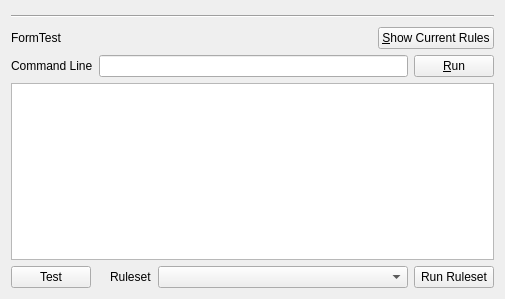
The window that formtest.ui (newey499/qiptables) describes before a commit, drawn with Qt 5.
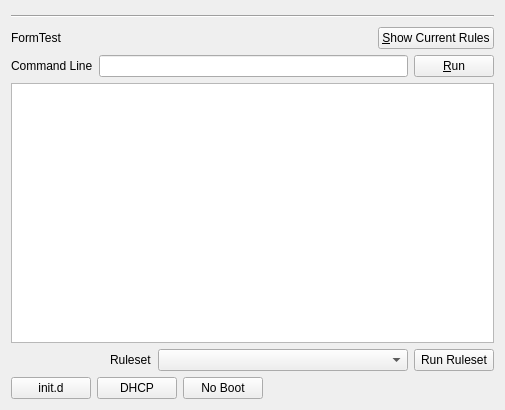
The same window after the commit.

Commit message: 1) Provide ability to turn on/off starting of iptables at boot time. 2) If this ability is used then the iptables ruleset currently in memory    is saved and used at boot time. 3) doxygen run

What changed in the file:
```diff
--- a/formtest.ui
+++ b/formtest.ui
@@ -7,7 +7,7 @@
     <x>0</x>
     <y>0</y>
     <width>505</width>
-    <height>299</height>
+    <height>410</height>
    </rect>
   </property>
   <property name="minimumSize">
@@ -90,13 +90,6 @@
    </item>
    <item>
     <layout class="QHBoxLayout" name="horizontalLayout_2">
-     <item>
-      <widget class="QPushButton" name="btnTest">
-       <property name="text">
-        <string>Test</string>
-       </property>
-      </widget>
-     </item>
      <item>
       <spacer name="horizontalSpacer_2">
        <property name="orientation">
@@ -136,6 +129,44 @@
      </item>
     </layout>
    </item>
+   <item>
+    <layout class="QHBoxLayout" name="horizontalLayout_4">
+     <item>
+      <widget class="QPushButton" name="btnTest1">
+       <property name="text">
+        <string>init.d</string>
+       </property>
+      </widget>
+     </item>
+     <item>
+      <widget class="QPushButton" name="btnTest2">
+       <property name="text">
+        <string>DHCP</string>
+       </property>
+      </widget>
+     </item>
+     <item>
+      <widget class="QPushButton" name="btnTest3">
+       <property name="text">
+        <string>No Boot</string>
+       </property>
+      </widget>
+     </item>
+     <item>
+      <spacer name="horizontalSpacer_3">
+       <property name="orientation">
+        <enum>Qt::Horizontal</enum>
+       </property>
+       <property name="sizeHint" stdset="0">
+        <size>
+         <width>40</width>
+         <height>20</height>
+        </size>
+       </property>
+      </spacer>
+     </item>
+    </layout>
+   </item>
   </layout>
  </widget>
  <resources/>
```
Left out of the diff: 59 changed lines with no effect on the pictures. The commit also changes 181 other files.
